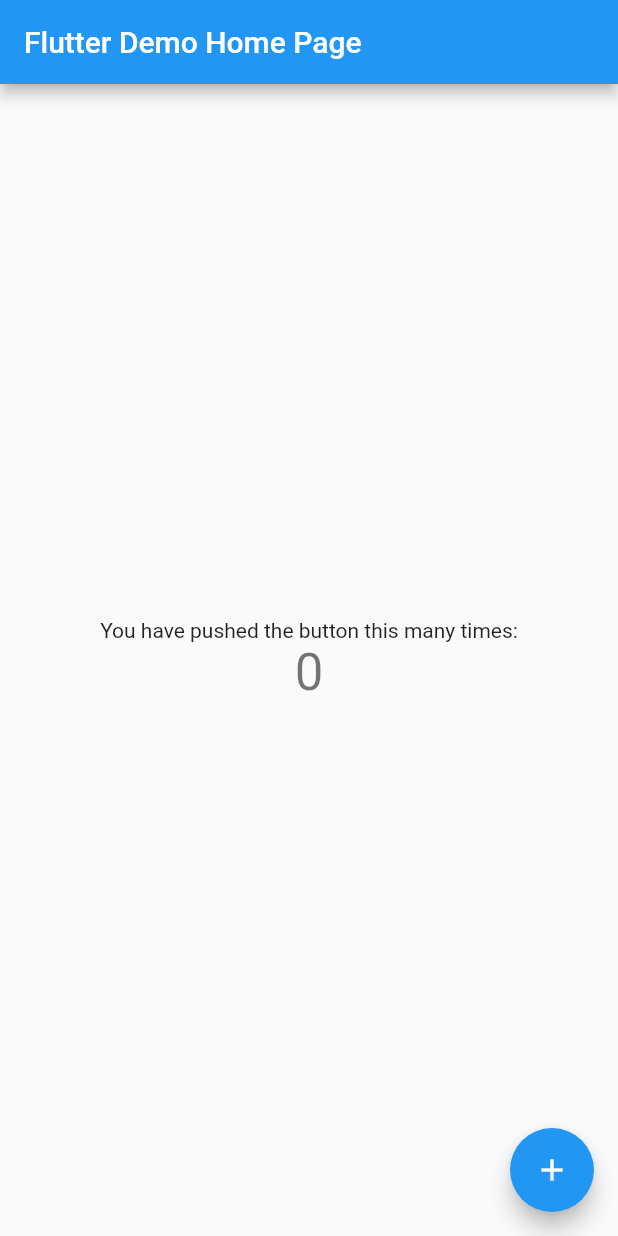
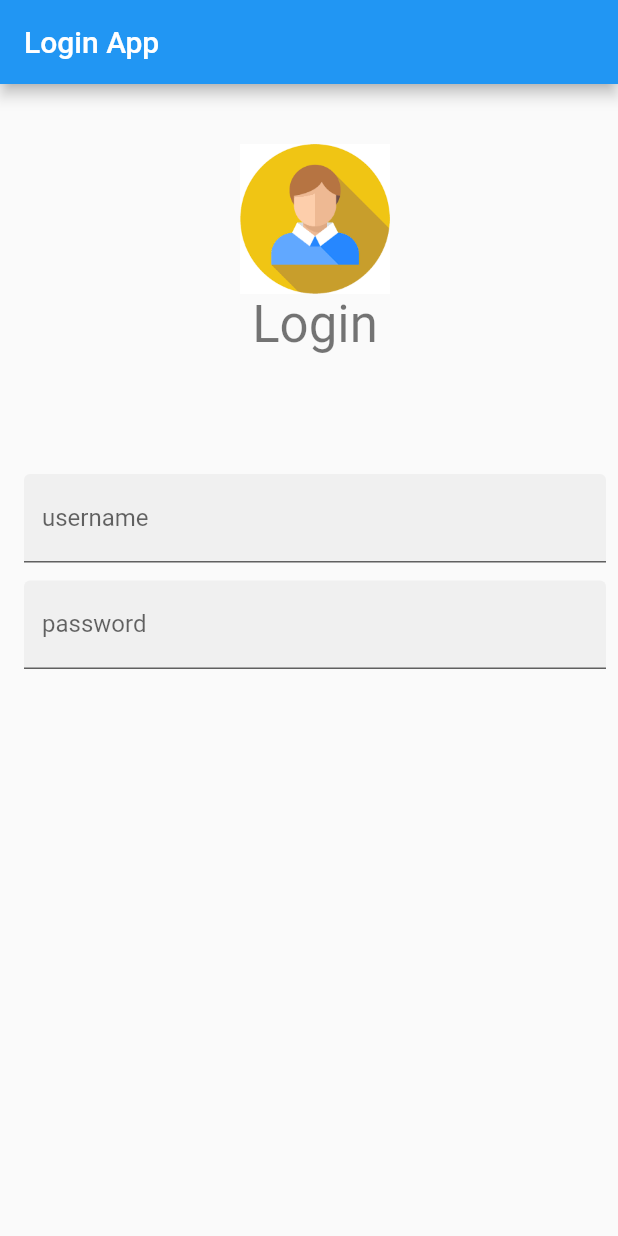
Before and after one commit to omer358/Login-Flutter-App, a Flutter app: the screen it shows after launch, on a phone screen of 412 x 824 dp. Run offline on Flutter 3.47's test engine with Material 2 defaults, Android fonts, the phone set to English and light mode, and no system bars.

Commit message:
Implementing the log and the login fields

```diff
--- a/lib/main.dart
+++ b/lib/main.dart
@@ -6,22 +6,11 @@ void main() {
 
 class MyApp extends StatelessWidget {
   const MyApp({Key? key}) : super(key: key);
-
-  // This widget is the root of your application.
   @override
   Widget build(BuildContext context) {
     return MaterialApp(
-      title: 'Flutter Demo',
+      title: 'Login App',
       theme: ThemeData(
-        // This is the theme of your application.
-        //
-        // Try running your application with "flutter run". You'll see the
-        // application has a blue toolbar. Then, without quitting the app, try
-        // changing the primarySwatch below to Colors.green and then invoke
-        // "hot reload" (press "r" in the console where you ran "flutter run",
-        // or simply save your changes to "hot reload" in a Flutter IDE).
-        // Notice that the counter didn't reset back to zero; the application
-        // is not restarted.
         primarySwatch: Colors.blue,
       ),
       home: const MyHomePage(title: 'Flutter Demo Home Page'),
@@ -32,15 +21,6 @@ class MyApp extends StatelessWidget {
 class MyHomePage extends StatefulWidget {
   const MyHomePage({Key? key, required this.title}) : super(key: key);
 
-  // This widget is the home page of your application. It is stateful, meaning
-  // that it has a State object (defined below) that contains fields that affect
-  // how it looks.
-
-  // This class is the configuration for the state. It holds the values (in this
-  // case the title) provided by the parent (in this case the App widget) and
-  // used by the build method of the State. Fields in a Widget subclass are
-  // always marked "final".
-
   final String title;
 
   @override
@@ -48,68 +28,54 @@ class MyHomePage extends StatefulWidget {
 }
 
 class _MyHomePageState extends State<MyHomePage> {
-  int _counter = 0;
-
-  void _incrementCounter() {
-    setState(() {
-      // This call to setState tells the Flutter framework that something has
-      // changed in this State, which causes it to rerun the build method below
-      // so that the display can reflect the updated values. If we changed
-      // _counter without calling setState(), then the build method would not be
-      // called again, and so nothing would appear to happen.
-      _counter++;
-    });
-  }
-
   @override
   Widget build(BuildContext context) {
-    // This method is rerun every time setState is called, for instance as done
-    // by the _incrementCounter method above.
-    //
-    // The Flutter framework has been optimized to make rerunning build methods
-    // fast, so that you can just rebuild anything that needs updating rather
-    // than having to individually change instances of widgets.
     return Scaffold(
       appBar: AppBar(
-        // Here we take the value from the MyHomePage object that was created by
-        // the App.build method, and use it to set our appbar title.
-        title: Text(widget.title),
+        title: const Text("Login App"),
       ),
-      body: Center(
-        // Center is a layout widget. It takes a single child and positions it
-        // in the middle of the parent.
-        child: Column(
-          // Column is also a layout widget. It takes a list of children and
-          // arranges them vertically. By default, it sizes itself to fit its
-          // children horizontally, and tries to be as tall as its parent.
-          //
-          // Invoke "debug painting" (press "p" in the console, choose the
-          // "Toggle Debug Paint" action from the Flutter Inspector in Android
-          // Studio, or the "Toggle Debug Paint" command in Visual Studio Code)
-          // to see the wireframe for each widget.
-          //
-          // Column has various properties to control how it sizes itself and
-          // how it positions its children. Here we use mainAxisAlignment to
-          // center the children vertically; the main axis here is the vertical
-          // axis because Columns are vertical (the cross axis would be
-          // horizontal).
-          mainAxisAlignment: MainAxisAlignment.center,
-          children: <Widget>[
-            const Text(
-              'You have pushed the button this many times:',
+      body: ListView(
+        padding: const EdgeInsets.fromLTRB(16.0, 8.0, 8.0, 8.0),
+        children: [
+          const SizedBox(height: 32.0),
+          Column(
+            children: [
+              Center(
+                child: Image.asset(
+                  'assets/images/login.png',
+                  width: 100,
+                  height: 100,
+                  fit: BoxFit.contain,
+                ),
+              ),
+              Center(
+                child: Text(
+                  "Login",
+                  textAlign: TextAlign.center,
+                  style: Theme.of(context).textTheme.headline4,
+                ),
+              ),
+            ],
+          ),
+          const SizedBox(height: 80),
+          const TextField(
+            decoration: InputDecoration(
+              filled: true,
+              labelText: "username",
             ),
-            Text(
-              '$_counter',
-              style: Theme.of(context).textTheme.headline4,
+          ),
+          const SizedBox(
+            height: 12.0,
+          ),
+          const TextField(
+            decoration: InputDecoration(
+              labelText: "password",
+              filled: true,
             ),
-          ],
-        ),
+            obscureText: true,
+          )
+        ],
       ),
-      floatingActionButton: FloatingActionButton(
-        onPressed: _incrementCounter,
-        tooltip: 'Increment',
-        child: const Icon(Icons.add),
-      ), // This trailing comma makes auto-formatting nicer for build methods.
     );
   }
 }
--- a/pubspec.yaml
+++ b/pubspec.yaml
@@ -51,6 +51,8 @@ dev_dependencies:
 
 # The following section is specific to Flutter.
 flutter:
+  assets:
+    - assets/images/login.png
 
   # The following line ensures that the Material Icons font is
   # included with your application, so that you can use the icons in
```
Also changed, not shown: assets/images/login.png (added).
